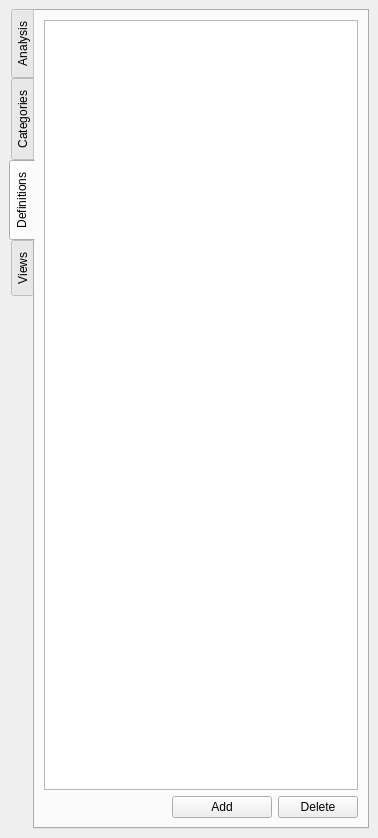
Qt form smtk/extension/applications/TemplateEditor/ui/AttributeBrowser.ui (Kitware/SMTK) before a commit.
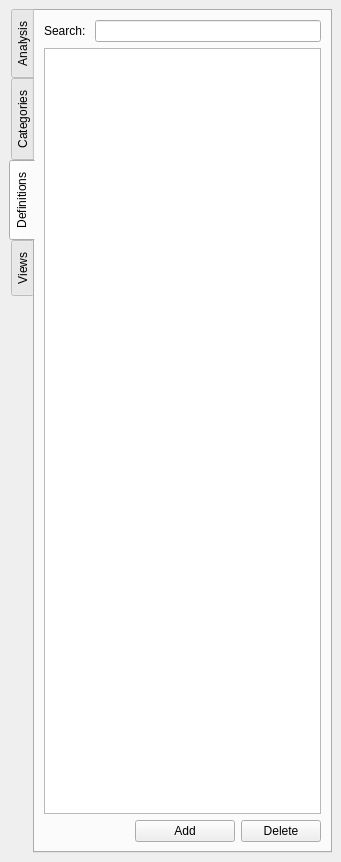
The same form after that commit. Custom widgets are drawn as their Qt base class.

Commit message:
Added simple AttributeDef search.
Added custom ui per concrete itemdefs.

Concrete instances of ItemDef are created within the InputDialog. Created
instances are inserted into the system in the model. Modifications are
directly applied in the dialog (avoids needing an additional container to
pass around properties).

Renamed AttributeProperties to DataModelContainers and documented.

Added HandlerItemDef interface and a concrete implementation to handle
ValueItemDefinition, void and group types.

Added name validation for new ItemDefs in GroupItemDefinition.

The edit to the form file:
```diff
--- a/smtk/extension/applications/TemplateEditor/ui/AttributeBrowser.ui
+++ b/smtk/extension/applications/TemplateEditor/ui/AttributeBrowser.ui
@@ -6,8 +6,8 @@
    <rect>
     <x>0</x>
     <y>0</y>
-    <width>378</width>
-    <height>838</height>
+    <width>341</width>
+    <height>862</height>
    </rect>
   </property>
   <property name="sizePolicy">
@@ -23,7 +23,7 @@
    <string>Attribute Browser</string>
   </property>
   <widget class="QWidget" name="dockWidgetContents">
-   <layout class="QHBoxLayout" name="horizontalLayout">
+   <layout class="QVBoxLayout" name="verticalLayout">
     <item>
      <widget class="QTabWidget" name="tabWidget">
       <property name="enabled">
@@ -62,7 +62,21 @@
        <attribute name="title">
         <string>Definitions</string>
        </attribute>
-       <layout class="QVBoxLayout" name="verticalLayout">
+       <layout class="QVBoxLayout" name="_2">
+        <item>
+         <layout class="QHBoxLayout" name="horizontalLayout">
+          <item>
+           <widget class="QLabel" name="label">
+            <property name="text">
+             <string>Search: </string>
+            </property>
+           </widget>
+          </item>
+          <item>
+           <widget class="QLineEdit" name="leSearch"/>
+          </item>
+         </layout>
+        </item>
         <item>
          <widget class="AttDefTreeView" name="viewDefinitions"/>
         </item>
```
The commit also changes 31 other files.
